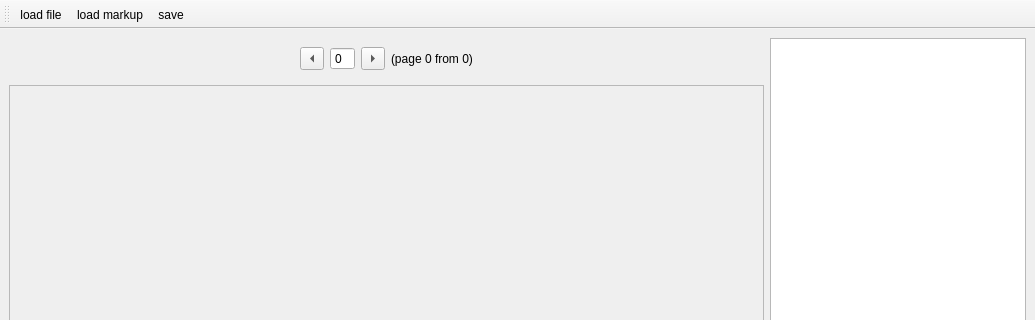
Above: layout.ui from fernflower/pdf-sectioning before the change; both pictures show x 0 to 1035 and y 0 to 320 of the 1035 by 559 pixel window. Below: the same form after it.
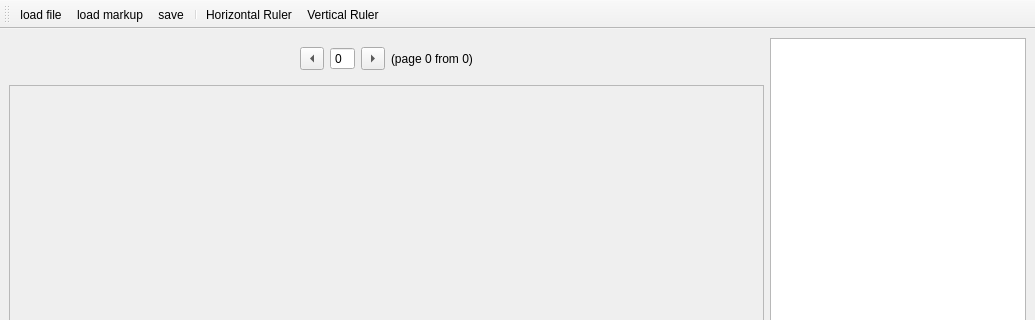
That is the form after the change.

Commit message: mold for setting rulers

Patch:
```diff
--- a/layout.ui
+++ b/layout.ui
@@ -166,6 +166,9 @@
    <addaction name="actionLoad_pdf"/>
    <addaction name="actionLoad_markup"/>
    <addaction name="actionSave"/>
+   <addaction name="separator"/>
+   <addaction name="actionSetHorizontalRuler"/>
+   <addaction name="actionSetVerticalRuler"/>
   </widget>
   <action name="actionLoad_pdf">
    <property name="text">
@@ -195,6 +198,22 @@
     <string>load markup</string>
    </property>
   </action>
+  <action name="actionSetHorizontalRuler">
+   <property name="text">
+    <string>setHorizontalRuler</string>
+   </property>
+   <property name="iconText">
+    <string>Horizontal Ruler</string>
+   </property>
+  </action>
+  <action name="actionSetVerticalRuler">
+   <property name="text">
+    <string>setVerticalRuler</string>
+   </property>
+   <property name="iconText">
+    <string>Vertical Ruler</string>
+   </property>
+  </action>
  </widget>
  <resources/>
  <connections/>
```
Left out of the diff: 7 changed lines with no effect on the pictures. The commit also changes 2 other files.
